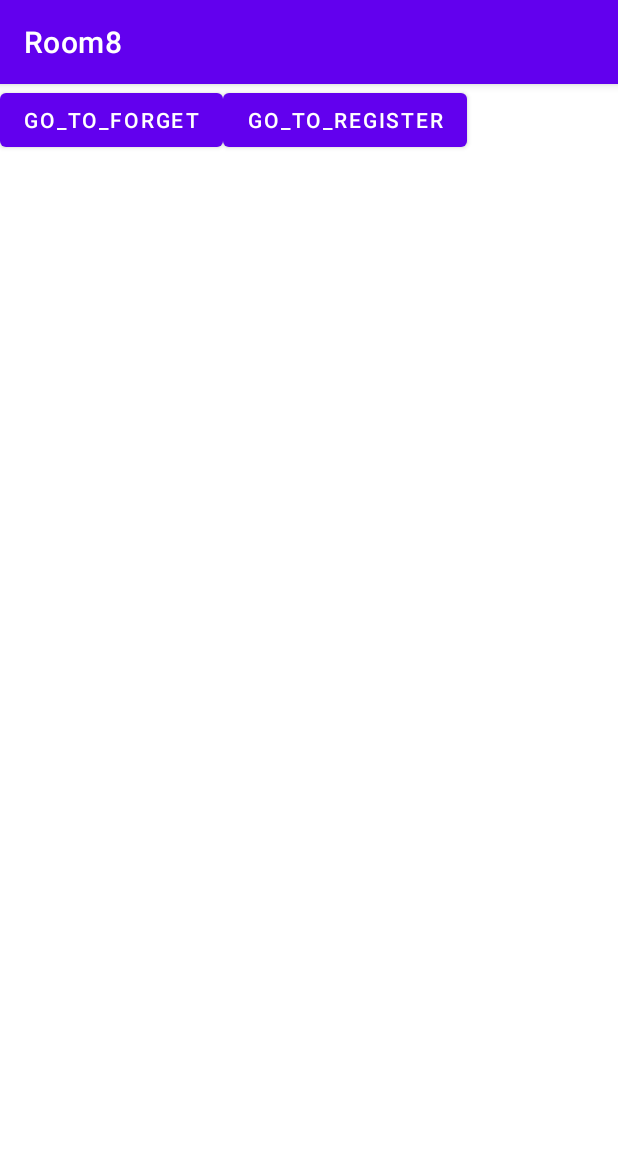
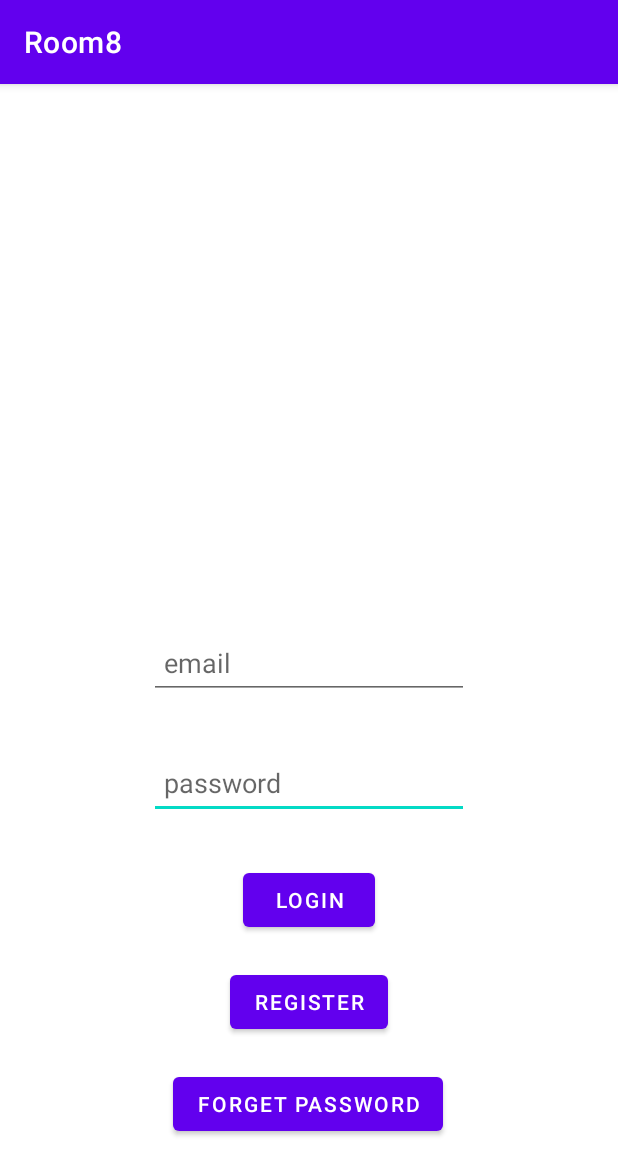
Before and after one commit to ShayGali/Room8s, an Android app: the screen it shows after launch (MainActivity), on a phone screen of 412 x 824 dp. Shown: the top 1175 px of the screen. Run offline under Robolectric (Android 15) with nearby library versions, the phone set to English and light mode, and no system bars.

Commit message:
add basic elements to fragment_login.xml

```diff
--- a/front/code/app/src/main/java/com/example/room8/fragments/open_app_fragments/LoginFragment.java
+++ b/front/code/app/src/main/java/com/example/room8/fragments/open_app_fragments/LoginFragment.java
@@ -64,8 +64,8 @@ public class LoginFragment extends Fragment {
                              Bundle savedInstanceState) {
         // Inflate the layout for this fragment
         View view = inflater.inflate(R.layout.fragment_login, container, false);
-        Button forgetPassword = view.findViewById(R.id.go_to_forget);
-        Button register = view.findViewById(R.id.go_to_register);
+        Button forgetPassword = view.findViewById(R.id.go_to_forgot_password_btn);
+        Button register = view.findViewById(R.id.go_to_register_btn);
 
         forgetPassword.setOnClickListener(new View.OnClickListener() {
             @Override
--- a/front/code/app/src/main/res/layout/fragment_login.xml
+++ b/front/code/app/src/main/res/layout/fragment_login.xml
@@ -1,23 +1,76 @@
 <?xml version="1.0" encoding="utf-8"?>
-<LinearLayout xmlns:android="http://schemas.android.com/apk/res/android"
+<androidx.constraintlayout.widget.ConstraintLayout xmlns:android="http://schemas.android.com/apk/res/android"
+    xmlns:app="http://schemas.android.com/apk/res-auto"
     xmlns:tools="http://schemas.android.com/tools"
     android:layout_width="match_parent"
     android:layout_height="match_parent"
-    tools:context=".fragments.open_app_fragments.LoginFragment"
-    android:orientation="horizontal">
+    android:orientation="vertical"
+    tools:context=".fragments.open_app_fragments.LoginFragment">
 
     <!-- TODO: Update blank fragment layout -->
 
     <Button
-        android:id="@+id/go_to_forget"
+        android:id="@+id/go_to_forgot_password_btn"
         android:layout_width="wrap_content"
         android:layout_height="wrap_content"
-        android:text="go_to_forget" />
+        android:layout_marginBottom="64dp"
+        android:text="@string/forget_password"
+        app:layout_constraintBottom_toBottomOf="parent"
+        app:layout_constraintEnd_toEndOf="parent"
+        app:layout_constraintHorizontal_bias="0.498"
+        app:layout_constraintStart_toStartOf="parent" />
 
     <Button
-        android:id="@+id/go_to_register"
+        android:id="@+id/go_to_register_btn"
         android:layout_width="wrap_content"
         android:layout_height="wrap_content"
-        android:text="go_to_register" />
+        android:layout_marginBottom="20dp"
+        android:text="@string/register"
+        app:layout_constraintBottom_toTopOf="@+id/go_to_forgot_password_btn"
+        app:layout_constraintEnd_toEndOf="parent"
+        app:layout_constraintStart_toStartOf="parent" />
 
-</LinearLayout>
+    <Button
+        android:id="@+id/login_btn"
+        android:layout_width="wrap_content"
+        android:layout_height="wrap_content"
+        android:layout_marginBottom="20dp"
+        android:text="@string/login"
+        app:layout_constraintBottom_toTopOf="@+id/go_to_register_btn"
+        app:layout_constraintEnd_toEndOf="parent"
+        app:layout_constraintStart_toStartOf="parent" />
+
+    <EditText
+        android:id="@+id/login_password_editText"
+        android:layout_width="wrap_content"
+        android:layout_height="wrap_content"
+        android:layout_marginBottom="30dp"
+        android:ems="10"
+        android:hint="@string/password"
+        android:inputType="textPassword"
+        android:minHeight="48dp"
+        android:paddingStart="10dp"
+        android:paddingEnd="5dp"
+        app:layout_constraintBottom_toTopOf="@+id/login_btn"
+        app:layout_constraintEnd_toEndOf="parent"
+        app:layout_constraintStart_toStartOf="parent"
+        tools:ignore="RtlSymmetry" />
+
+    <EditText
+        android:id="@+id/login_email_editText"
+        android:layout_width="wrap_content"
+        android:layout_height="wrap_content"
+        android:layout_marginBottom="32dp"
+        android:ems="10"
+        android:hint="@string/email"
+        android:inputType="textEmailAddress"
+        android:minHeight="48dp"
+        android:paddingStart="10dp"
+        android:paddingEnd="5dp"
+        app:layout_constraintBottom_toTopOf="@+id/login_password_editText"
+        app:layout_constraintEnd_toEndOf="parent"
+        app:layout_constraintStart_toStartOf="parent"
+        tools:ignore="RtlSymmetry" />
+
+
+</androidx.constraintlayout.widget.ConstraintLayout>
--- a/front/code/app/src/main/res/values/strings.xml
+++ b/front/code/app/src/main/res/values/strings.xml
@@ -2,4 +2,9 @@
     <string name="app_name">Room8</string>
     <!-- TODO: Remove or change this placeholder text -->
     <string name="hello_blank_fragment">Hello blank fragment</string>
+    <string name="email">email</string>
+    <string name="password">password</string>
+    <string name="login">login</string>
+    <string name="register">register</string>
+    <string name="forget_password">forget password</string>
 </resources>
```
Also changed, not shown: front/code/app/src/main/res/drawable/logo.jpeg (added), front/code/app/src/main/res/drawable/logo_small.jpeg (added).
